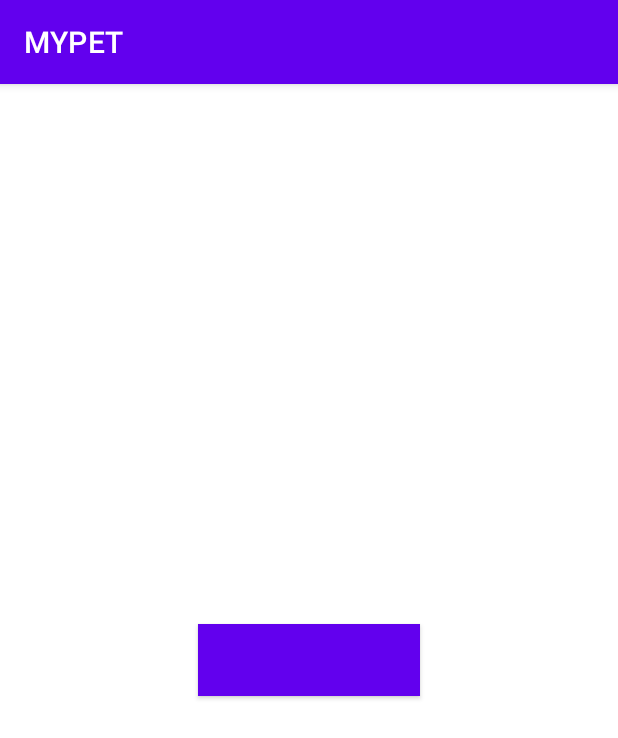
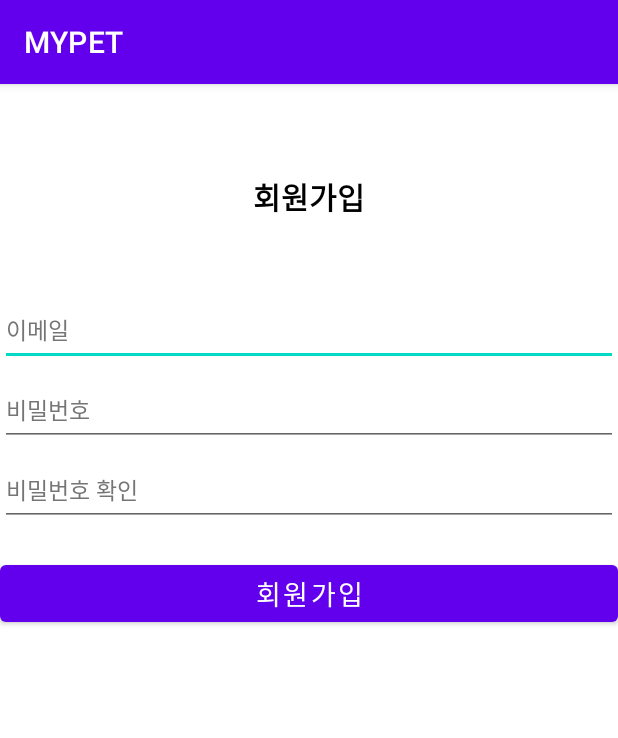
Before and after one commit to coolpiece/MYPET, an Android app: the screen it shows after launch (MainActivity), on a phone screen of 412 x 824 dp. Shown: the top 738 px of the screen. Run offline under Robolectric (Android 15) with nearby library versions, the phone set to English and light mode, and no system bars.

Commit message:
add 로그인

```diff
--- a/app/src/main/AndroidManifest.xml
+++ b/app/src/main/AndroidManifest.xml
@@ -25,6 +25,9 @@
                 android:name="android.app.lib_name"
                 android:value="" />
         </activity>
+        <activity android:name=".LoginActivity">
+
+        </activity>
     </application>
 
 </manifest>
--- a/app/src/main/java/com/example/mypet/MainActivity.java
+++ b/app/src/main/java/com/example/mypet/MainActivity.java
@@ -9,6 +9,6 @@ public class MainActivity extends AppCompatActivity {
     @Override
     protected void onCreate(Bundle savedInstanceState) {
         super.onCreate(savedInstanceState);
-        setContentView(R.layout.activity_main);
+        setContentView(R.layout.activity_signup);
     }
 }
--- a/app/src/main/res/layout/activity_menu_family.xml
+++ b/app/src/main/res/layout/activity_menu_family.xml
@@ -31,7 +31,7 @@
             android:text="+ 가족 구성원 추가"
             android:textColor="@color/black"
             android:textSize="12sp"
-            android:background="@color/white"/>
+            android:background="@color/transparent"/>
 
     </LinearLayout>
 </androidx.constraintlayout.widget.ConstraintLayout>
--- a/app/src/main/res/layout/activity_signup.xml
+++ b/app/src/main/res/layout/activity_signup.xml
@@ -25,33 +25,41 @@
             android:layout_width="match_parent"
             android:layout_height="wrap_content"
             android:layout_marginBottom="5dp"
+            android:minHeight="48dp"
             android:hint="이메일"
+            android:textSize="15sp"
             android:textColorHint="@color/hint"
-            android:textSize="15sp"
             android:inputType="textEmailAddress"
-            android:minHeight="48dp" />
+            android:maxLines="1"
+            android:singleLine="true"/>
 
         <EditText
             android:id="@+id/password"
             android:layout_width="match_parent"
             android:layout_height="wrap_content"
             android:layout_marginBottom="5dp"
+            android:minHeight="48dp"
             android:hint="비밀번호"
+            android:textSize="15sp"
             android:textColorHint="@color/hint"
-            android:textSize="15sp"
             android:inputType="textPassword"
-            android:minHeight="48dp" />
+            android:maxLines="1"
+            android:singleLine="true"/>
+
 
         <EditText
             android:id="@+id/password_check"
             android:layout_width="match_parent"
             android:layout_height="wrap_content"
             android:layout_marginBottom="20dp"
+            android:minHeight="48dp"
             android:hint="비밀번호 확인"
             android:textSize="15sp"
             android:textColorHint="@color/hint"
             android:inputType="textPassword"
-            android:minHeight="48dp" />
+            android:maxLines="1"
+            android:singleLine="true"/>
+
 
         <Button
             android:layout_width="match_parent"
--- a/app/src/main/res/values/colors.xml
+++ b/app/src/main/res/values/colors.xml
@@ -6,7 +6,8 @@
     <color name="teal_200">#FF03DAC5</color>
     <color name="teal_700">#FF018786</color>
     <color name="black">#FF000000</color>
-    <color name="white">#00FF0000</color>
+    <color name="white">#FFFFFF</color>
+    <color name="transparent">#00000000</color>
     <color name="gray">#C0C0C0</color>
     <color name="mint">#C7E2CF</color>
     <color name="hint">#757575</color>
```
Also changed, not shown: app/src/main/java/com/example/mypet/LoginActivity.java (added, +68 -0 lines), app/src/main/java/com/example/mypet/SignUpActivity.java (added, +14 -0 lines), app/src/main/res/layout/activity_login.xml (+15 -10 lines).
